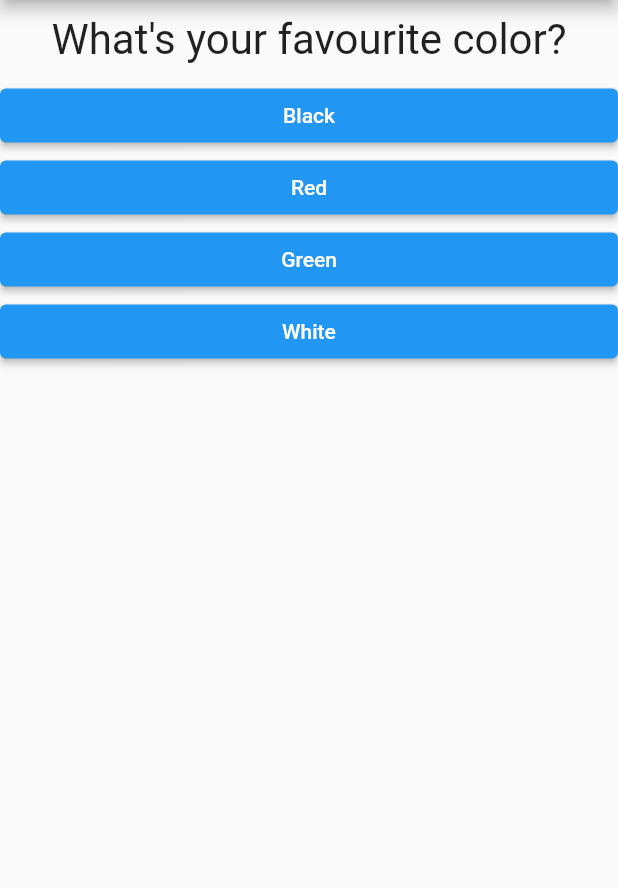
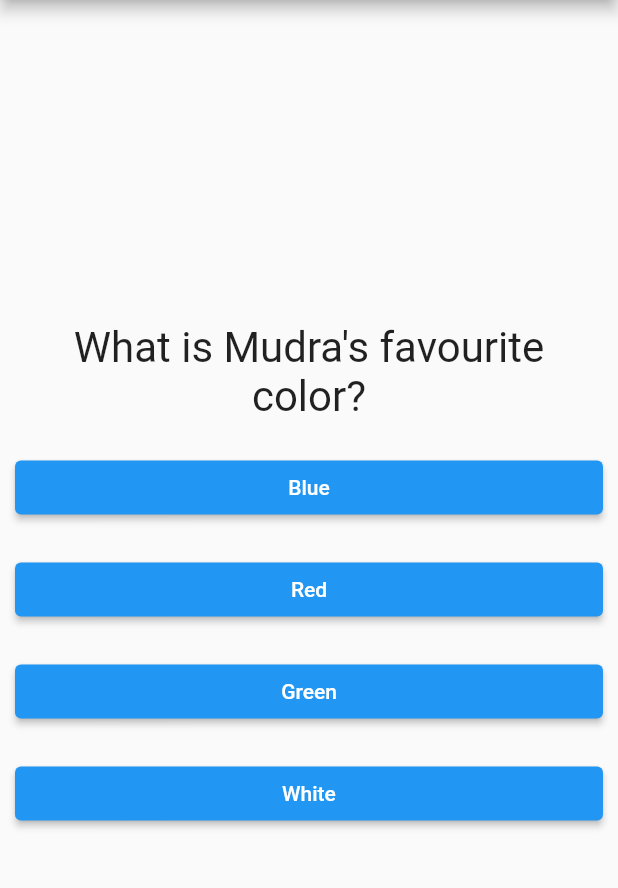
Before and after one commit to mudra16bhandari/quiz_app, a Flutter app: the screen it shows after launch, on a phone screen of 412 x 824 dp, the part 84-972 px from its top. Run offline on Flutter 3.47's test engine with Material 2 defaults, Android fonts, the phone set to English and light mode, and no system bars.

Commit message:
Scores, Result, and Reset

```diff
--- a/lib/answer.dart
+++ b/lib/answer.dart
@@ -1,3 +1,4 @@
+import 'package:flutter/cupertino.dart';
 import 'package:flutter/material.dart';
 
 class Answer extends StatelessWidget {
@@ -9,11 +10,13 @@ class Answer extends StatelessWidget {
   @override
   Widget build(BuildContext context) {
     return Container(
+      margin: EdgeInsets.all(10.0),
       width: double.infinity,
       child: ElevatedButton(
         child: Text(answerText),
         onPressed: selectHandler,
         style: ButtonStyle(
+          padding: MaterialStateProperty.all(EdgeInsets.all(10.0)),
           backgroundColor: MaterialStateProperty.all(Colors.blue),
           foregroundColor: MaterialStateProperty.all(Colors.white),
         ),
--- a/lib/main.dart
+++ b/lib/main.dart
@@ -1,6 +1,6 @@
 import 'package:flutter/material.dart';
-import 'package:quiz_app/answer.dart';
-import 'package:quiz_app/question.dart';
+import 'package:quiz_app/quiz.dart';
+import 'package:quiz_app/result.dart';
 
 void main() => runApp(MyApp());
 
@@ -14,50 +14,71 @@ class MyApp extends StatefulWidget {
 
 class _MyAppState extends State<MyApp> {
   var _questionIndex = 0;
+  var _totalScore = 0;
 
-  final questions = const [
+  final _questions = const [
     {
-      'questionText': 'What\'s your favourite color?',
-      'answers': ['Black', 'Red', 'Green', 'White'],
+      'questionText': 'What is Mudra\'s favourite color?',
+      'answers': [
+        {'text':'Blue', 'score': 10},
+        {'text':'Red', 'score':0},
+        {'text':'Green', 'score':0},
+        {'text': 'White', 'score': 0}
+      ],
     },
     {
-      'questionText': 'What\'s your favourite animal?',
-      'answers': ['Rabbit', 'Snake', 'Lion', 'Elephant'],
+      'questionText': 'What is Mudra\'s favourite animal?',
+      'answers': [
+        {'text':'Rabbit', 'score':0},
+        {'text':'Leopard','score':0},
+        {'text':'Lion', 'score':10},
+        {'text':'Elephant', 'score':0}],
     },
     {
-      'questionText': 'What\'s your favourite instructor?',
-      'answers': ['Max', 'Angela', 'Pawan', 'Andrew'],
+      'questionText': 'Who is Mudra\'s favourite instructor?',
+      'answers': [
+        {'text':'Max', 'score': 10},
+        {'text':'Angela','score':0},
+        {'text':'Pawan', 'score':0},
+        {'text':'Andrew','score':0}],
     },
   ];
 
-  void _answerQuestion() {
+  void resetQuiz(){
+    setState(() {
+      _questionIndex = 0;
+      _totalScore = 0;
+    });
+
+  }
+
+  void _answerQuestion(int score) {
+    _totalScore += score;
     setState(() {
       _questionIndex += 1;
     });
-    if(_questionIndex < questions.length){
+    if (_questionIndex < _questions.length) {
       print('We have more questions!');
     }
   }
 
   @override
   Widget build(BuildContext context) {
-
     return MaterialApp(
       home: Scaffold(
         appBar: AppBar(
           title: Text('Quiz App'),
         ),
-        body: _questionIndex < questions.length ? Column(
-          children: [
-            Question(questions[_questionIndex]['questionText']),
-            ...(questions[_questionIndex]['answers'] as List<String>)
-                .map((answer) {
-              return Answer(_answerQuestion, answer);
-            }).toList()
-          ],
-        ) : Center(
-          child: Text('You did it!'),
-        ),
+        body: Center(
+          child:
+        _questionIndex < _questions.length
+            ? Quiz(
+                questionIndex: _questionIndex,
+                answerQuestion: _answerQuestion,
+                questions: _questions,
+              )
+            : Result(_totalScore, resetQuiz),
+      ),
       ),
     );
   }
--- /dev/null
+++ b/lib/quiz.dart
@@ -0,0 +1,29 @@
+import 'package:flutter/material.dart';
+import 'package:quiz_app/question.dart';
+import 'package:quiz_app/answer.dart';
+
+class Quiz extends StatelessWidget {
+
+  final List<Map<String, Object>> questions;
+  final int questionIndex;
+  final Function answerQuestion;
+
+  Quiz({
+    @required this.questions,
+    @required this.answerQuestion,
+    @required this.questionIndex});
+
+  @override
+  Widget build(BuildContext context) {
+    return Column(
+      mainAxisAlignment: MainAxisAlignment.center,
+      children: [
+        Question(questions[questionIndex]['questionText']),
+        ...(questions[questionIndex]['answers'] as List<Map<String,Object>>)
+            .map((answer) {
+          return Answer(() => answerQuestion(answer['score']), answer['text']);
+        }).toList()
+      ],
+    );
+  }
+}
```
Also changed, not shown: lib/result.dart (added, +43 -0 lines).
